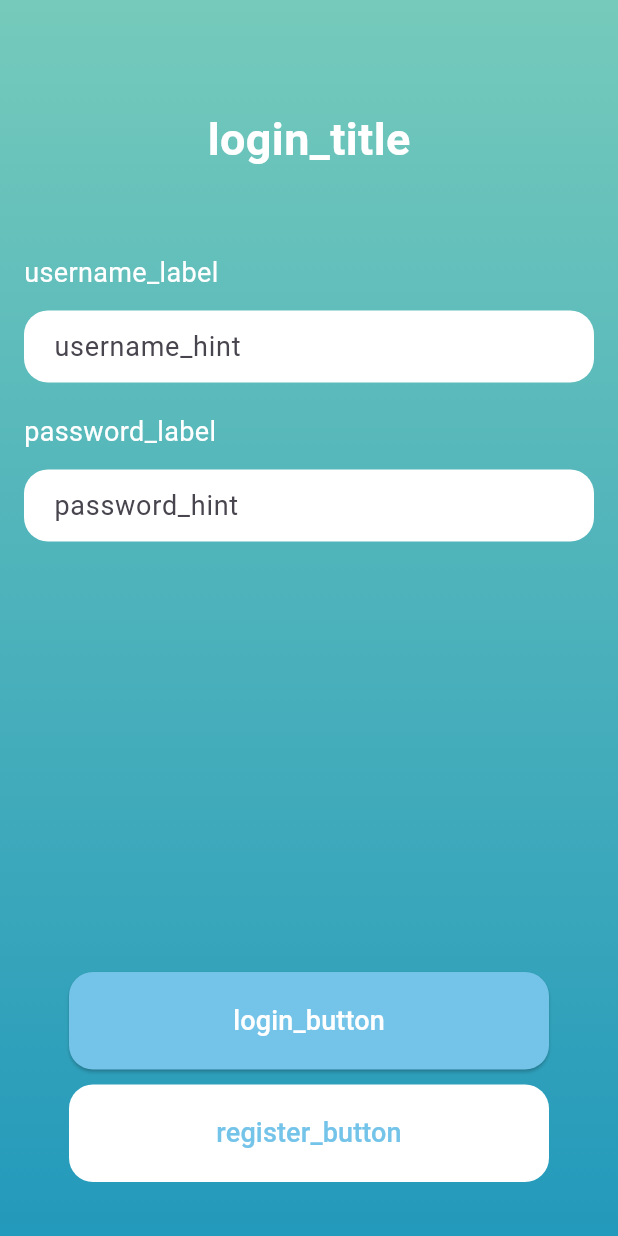
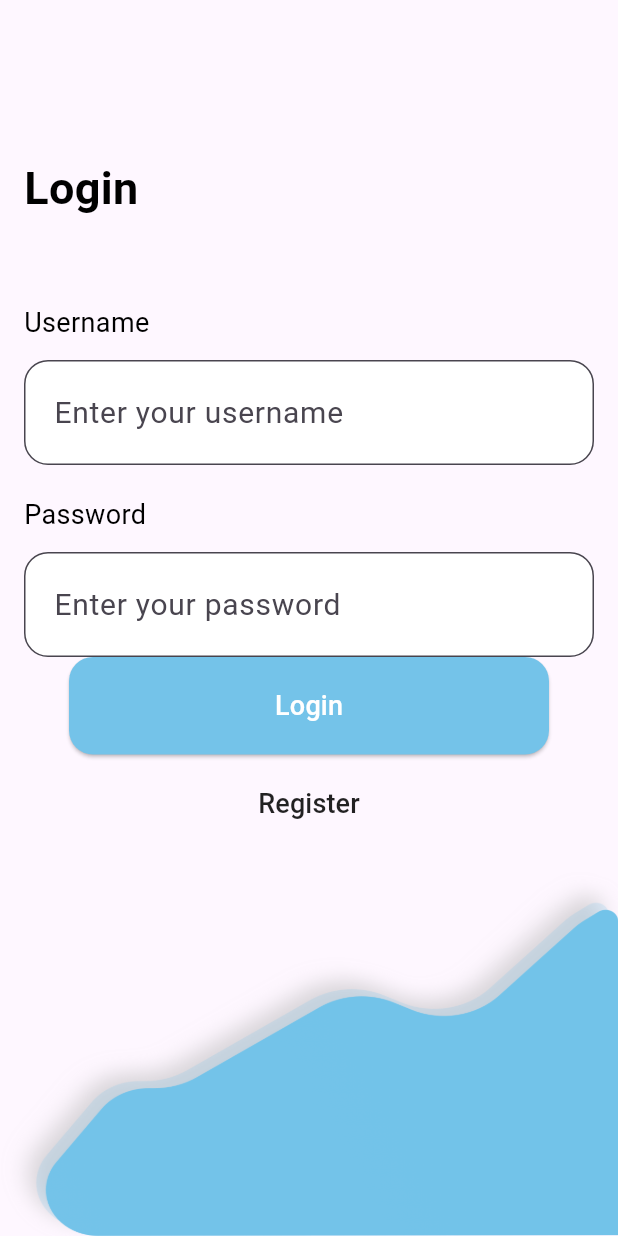
Before and after one commit to duythanh90/datawise-ai, a Flutter app: the screen it shows after launch, after a tap on "Skip", on a phone screen of 412 x 824 dp. Run offline on Flutter 3.47's test engine with Material 3 defaults, Android fonts, the phone set to English and light mode, and no system bars.

```diff
--- a/assets/languages/en.json
+++ b/assets/languages/en.json
@@ -2,5 +2,12 @@
     "app_title": "Flutter Demo",
     "home_screen_title": "Home Screen",
     "increment_button": "Increment",
-    "counter_text": "You have pushed the button this many times:"
+    "counter_text": "You have pushed the button this many times:",
+    "login_title": "Login",
+    "username_label": "Username",
+    "username_hint": "Enter your username",
+    "password_label": "Password",
+    "password_hint": "Enter your password",
+    "login_button": "Login",
+    "register_button": "Register"
 }
--- a/lib/features/login/login_screen.dart
+++ b/lib/features/login/login_screen.dart
@@ -1,7 +1,8 @@
+import 'package:datawiseai/widgets/app_action_button.dart';
+import 'package:datawiseai/widgets/app_text_button.dart';
 import 'package:flutter/material.dart';
 import '../../widgets/app_title.dart'; // Import the AppTitle widget
 import '../../widgets/app_text_field.dart'; // Import the AppTextField widget
-import '../../widgets/app_action_buttons.dart'; // Import the AppActionButtons widget
 import '../../localization/app_localizations.dart';
 
 class LoginScreen extends StatelessWidget {
@@ -10,26 +11,36 @@ class LoginScreen extends StatelessWidget {
   @override
   Widget build(BuildContext context) {
     var appLocalizations = AppLocalizations.of(context)!;
+    var screenSize = MediaQuery.of(context).size;
 
     return Scaffold(
-      body: Container(
-        decoration: const BoxDecoration(
-          gradient: LinearGradient(
-            begin: Alignment.topCenter,
-            end: Alignment.bottomCenter,
-            colors: [
-              Color(0xFF75CABB), // Top color
-              Color(0xFF2399BB), // Bottom color
-            ],
+      body: Stack(
+        children: [
+          Positioned(
+            bottom: 0,
+            left: 0,
+            right: 0,
+            child: Image.asset(
+              'assets/images/login-bg.png',
+              width: screenSize.width + 300, // Set width to screen width
+              height: 243, // Fixed height for the image
+              fit: BoxFit.fill,
             ),
           ),
+          Container(
             child: Padding(
               padding: const EdgeInsets.all(16.0),
               child: Column(
                 children: [
-              const SizedBox(height: 55), // Margin for the title
+                  const SizedBox(height: 88), // Margin for the title
+                  // View
+                  Row(
+                    mainAxisAlignment: MainAxisAlignment.start,
+                    children: [
                       AppTitle(
                         titleKey: appLocalizations.translate('login_title'),
+                      ),
+                    ],
                   ),
                   const SizedBox(
                       height: 55), // Space between title and username label
@@ -39,12 +50,13 @@ class LoginScreen extends StatelessWidget {
                       appLocalizations.translate('username_label'),
                       style: const TextStyle(
                         fontSize: 18,
-                    color: Colors.white,
+                        color: Colors.black,
                       ),
                     ),
                   ),
                   const SizedBox(
-                  height: 12), // Space between username label and text field
+                      height:
+                          12), // Space between username label and text field
                   AppTextField(
                     hintTextKey: appLocalizations.translate('username_hint'),
                   ),
@@ -57,34 +69,45 @@ class LoginScreen extends StatelessWidget {
                       appLocalizations.translate('password_label'),
                       style: const TextStyle(
                         fontSize: 18,
-                    color: Colors.white,
+                        color: Colors.black,
                       ),
                     ),
                   ),
                   const SizedBox(
-                  height: 12), // Space between password label and text field
+                      height:
+                          12), // Space between password label and text field
                   AppTextField(
                     hintTextKey: appLocalizations.translate('password_hint'),
                     isPassword: true,
                   ),
-              const Spacer(), // Pushes buttons to the bottom
-              AppActionButtons(
-                onPrimaryPressed: () {
+                  // const Spacer(), // Pushes buttons to the bottom
+                  AppActionButton(
+                    onPressed: () {
                       // Add login logic here
                     },
-                onSecondaryPressed: () {
-                  // Add register navigation logic here
-                },
-                primaryTextKey: 'login_button',
-                secondaryTextKey: 'register_button',
+                    textKey: 'login_button',
+                    buttonHeight: 65,
+                    buttonType:
+                        ButtonType.primary, // Choose primary or secondary
                   ),
                   const SizedBox(
                       height:
                           20), // Space between the last button and the screen bottom
+                  AppTextButton(
+                    onPressed: () {
+                      // Add login logic here
+                    },
+                    textKey: 'register_button',
+                    textColor: Colors.black87,
+                  ),
+                  const SizedBox(height: 20),
                 ],
               ),
             ),
           ),
+          // Add background image at the bottom
+        ],
+      ),
     );
   }
 }
--- /dev/null
+++ b/lib/widgets/app_action_button.dart
@@ -0,0 +1,64 @@
+import 'package:flutter/material.dart';
+import '../../localization/app_localizations.dart';
+
+enum ButtonType {
+  primary,
+  secondary,
+}
+
+class AppActionButton extends StatelessWidget {
+  final VoidCallback onPressed;
+  final String textKey;
+  final ButtonType buttonType;
+  final double buttonHeight;
+
+  const AppActionButton({
+    Key? key,
+    required this.onPressed,
+    required this.textKey,
+    required this.buttonType,
+    this.buttonHeight = 36, // Default button height to 36
+  }) : super(key: key);
+
+  @override
+  Widget build(BuildContext context) {
+    var appLocalizations = AppLocalizations.of(context)!;
+
+    final ButtonStyle buttonStyle = buttonType == ButtonType.primary
+        ? ElevatedButton.styleFrom(
+            backgroundColor: const Color(0xFF74C3E9), // Primary background
+            fixedSize: Size(320, buttonHeight), // Width and dynamic height
+            shape: RoundedRectangleBorder(
+              borderRadius: BorderRadius.circular(16),
+            ),
+          )
+        : TextButton.styleFrom(
+            backgroundColor: Colors.white, // Secondary background
+            fixedSize: Size(320, buttonHeight), // Width and dynamic height
+            shape: RoundedRectangleBorder(
+              borderRadius: BorderRadius.circular(16),
+            ),
+          );
+
+    return buttonType == ButtonType.primary
+        ? ElevatedButton(
+            onPressed: onPressed,
+            style: buttonStyle,
+            child: Text(
+              appLocalizations.translate(textKey),
+              style: const TextStyle(fontSize: 18, color: Colors.white),
+            ),
+          )
+        : TextButton(
+            onPressed: onPressed,
+            style: buttonStyle,
+            child: Text(
+              appLocalizations.translate(textKey),
+              style: const TextStyle(
+                fontSize: 18,
+                color: Color(0xFF74C3E9), // Secondary button text color
+              ),
+            ),
+          );
+  }
+}
--- a/lib/widgets/app_action_buttons.dart
+++ /dev/null
@@ -1,59 +0,0 @@
-import 'package:flutter/material.dart';
-import '../../localization/app_localizations.dart';
-
-class AppActionButtons extends StatelessWidget {
-  final VoidCallback onPrimaryPressed;
-  final VoidCallback onSecondaryPressed;
-  final String primaryTextKey;
-  final String secondaryTextKey;
-
-  const AppActionButtons({
-    Key? key,
-    required this.onPrimaryPressed,
-    required this.onSecondaryPressed,
-    required this.primaryTextKey,
-    required this.secondaryTextKey,
-  }) : super(key: key);
-
-  @override
-  Widget build(BuildContext context) {
-    var appLocalizations = AppLocalizations.of(context)!;
-
-    return Column(
-      children: [
-        ElevatedButton(
-          onPressed: onPrimaryPressed,
-          style: ElevatedButton.styleFrom(
-            backgroundColor: const Color(0xFF74C3E9), // Background color
-            fixedSize: const Size(320, 65), // Width and height
-            shape: RoundedRectangleBorder(
-              borderRadius: BorderRadius.circular(16),
-            ),
-          ),
-          child: Text(
-            appLocalizations.translate(primaryTextKey),
-            style: const TextStyle(fontSize: 18, color: Colors.white),
-          ),
-        ),
-        const SizedBox(height: 10), // Space between buttons
-        TextButton(
-          onPressed: onSecondaryPressed,
-          style: TextButton.styleFrom(
-            backgroundColor: Colors.white,
-            fixedSize: const Size(320, 65), // Width and height
-            shape: RoundedRectangleBorder(
-              borderRadius: BorderRadius.circular(16),
-            ),
-          ),
-          child: Text(
-            appLocalizations.translate(secondaryTextKey),
-            style: const TextStyle(
-              fontSize: 18,
-              color: Color(0xFF74C3E9), // Secondary button text color
-            ),
-          ),
-        ),
-      ],
-    );
-  }
-}
--- /dev/null
+++ b/lib/widgets/app_text_button.dart
@@ -0,0 +1,41 @@
+import 'package:flutter/material.dart';
+import '../../localization/app_localizations.dart';
+
+class AppTextButton extends StatelessWidget {
+  final VoidCallback onPressed;
+  final String textKey; // Use localization key for the text
+  final Color? textColor; // Optional text color
+
+  const AppTextButton({
+    Key? key,
+    required this.onPressed,
+    required this.textKey, // Localization key instead of direct text
+    this.textColor, // Allow optional text color
+  }) : super(key: key);
+
+  @override
+  Widget build(BuildContext context) {
+    var appLocalizations = AppLocalizations.of(context)!;
+
+    return TextButton(
+      onPressed: onPressed,
+      style: TextButton.styleFrom(
+        padding: EdgeInsets.zero, // Remove default padding
+        minimumSize: const Size(0, 0), // Remove minimum size constraints
+        tapTargetSize:
+            MaterialTapTargetSize.shrinkWrap, // Shrink touchable area
+        backgroundColor: Colors.transparent, // No background
+        splashFactory: NoSplash.splashFactory, // No splash effect
+      ),
+      child: Text(
+        appLocalizations.translate(textKey), // Localized text for button
+        style: TextStyle(
+          fontSize: 18,
+          color: textColor ??
+              Theme.of(context)
+                  .primaryColor, // Default to primary color if not provided
+        ),
+      ),
+    );
+  }
+}
--- a/lib/widgets/app_text_field.dart
+++ b/lib/widgets/app_text_field.dart
@@ -14,16 +14,19 @@ class AppTextField extends StatelessWidget {
   Widget build(BuildContext context) {
     return TextField(
       obscureText: isPassword,
-      style: const TextStyle(fontSize: 18, color: Colors.black),
+      style: const TextStyle(
+          fontSize: 20, color: Colors.black), // Updated font size to 20
       decoration: InputDecoration(
         filled: true,
         fillColor: Colors.white,
-        contentPadding: const EdgeInsets.symmetric(horizontal: 16),
+        contentPadding: const EdgeInsets.symmetric(
+            horizontal: 16, vertical: 20), // Adjusted for height
         border: OutlineInputBorder(
           borderRadius: BorderRadius.circular(16),
-          borderSide: BorderSide.none,
+          borderSide: const BorderSide(
+              color: Color(0xFF979797)), // Updated border color to #979797
         ),
-        hintText: hintTextKey, // Pass the localized hint text here
+        hintText: hintTextKey,
       ),
       maxLines: 1,
       textInputAction: isPassword ? TextInputAction.done : TextInputAction.next,
--- a/lib/widgets/app_title.dart
+++ b/lib/widgets/app_title.dart
@@ -4,19 +4,16 @@ class AppTitle extends StatelessWidget {
   final String titleKey;
 
   const AppTitle({
-    Key? key,
+    super.key,
     required this.titleKey,
-  }) : super(key: key);
+  });
 
   @override
   Widget build(BuildContext context) {
     return Text(
-      titleKey, // Pass the localized title here
+      titleKey,
       style: const TextStyle(
-        fontSize: 30,
-        fontWeight: FontWeight.bold,
-        color: Colors.white,
-      ),
+          fontSize: 30, fontWeight: FontWeight.bold, color: Colors.black),
     );
   }
 }
```
Also changed, not shown: assets/languages/es.json (+10 -2 lines), assets/images/login-bg.png (added), 3 other files. Lines whose indentation alone changed are shown as unchanged.
